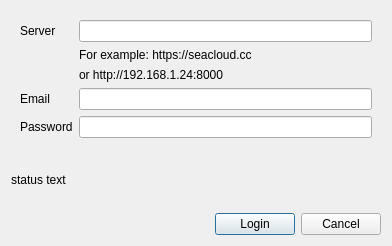
Old version of the form ui/login-dialog.ui in the repository haiwen/seafile-client.
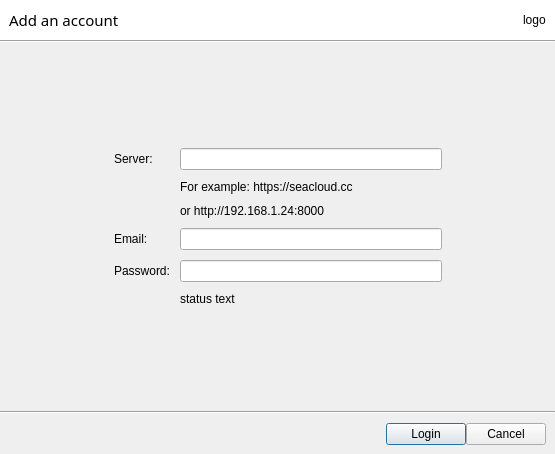
New version of the form.

Diff of the .ui file:
```diff
--- a/ui/login-dialog.ui
+++ b/ui/login-dialog.ui
@@ -6,37 +6,117 @@
    <rect>
     <x>0</x>
     <y>0</y>
-    <width>392</width>
-    <height>246</height>
+    <width>555</width>
+    <height>454</height>
    </rect>
   </property>
   <property name="windowTitle">
    <string>Dialog</string>
   </property>
+  <property name="styleSheet">
+   <string notr="true">QLineEdit {
+min-width: 260px;
+}</string>
+  </property>
   <layout class="QVBoxLayout" name="verticalLayout">
+   <property name="spacing">
+    <number>0</number>
+   </property>
+   <property name="margin">
+    <number>0</number>
+   </property>
    <item>
-    <widget class="QFrame" name="mFrame">
-     <property name="frameShape">
-      <enum>QFrame::NoFrame</enum>
+    <widget class="QWidget" name="widget" native="true">
+     <property name="styleSheet">
+      <string notr="true">background: white;</string>
      </property>
-     <property name="frameShadow">
-      <enum>QFrame::Plain</enum>
-     </property>
+     <layout class="QHBoxLayout" name="horizontalLayout_2">
+      <item>
+       <widget class="QLabel" name="mTitle">
+        <property name="font">
+         <font>
+          <family>Sans Serif</family>
+          <pointsize>11</pointsize>
+         </font>
+        </property>
+        <property name="styleSheet">
+         <string notr="true"/>
+        </property>
+        <property name="text">
+         <string>Add an account</string>
+        </property>
+       </widget>
+      </item>
+      <item>
+       <spacer name="horizontalSpacer_4">
+        <property name="orientation">
+         <enum>Qt::Horizontal</enum>
+        </property>
+        <property name="sizeHint" stdset="0">
+         <size>
+          <width>376</width>
+          <height>20</height>
+         </size>
+        </property>
+       </spacer>
+      </item>
+      <item>
+       <widget class="QLabel" name="mLogo">
+        <property name="text">
+         <string>logo</string>
+        </property>
+       </widget>
+      </item>
+     </layout>
+    </widget>
+   </item>
+   <item>
+    <widget class="Line" name="line">
+     <property name="orientation">
+      <enum>Qt::Horizontal</enum>
+     </property>
+    </widget>
+   </item>
+   <item>
+    <spacer name="verticalSpacer">
+     <property name="orientation">
+      <enum>Qt::Vertical</enum>
+     </property>
+     <property name="sizeHint" stdset="0">
+      <size>
+       <width>20</width>
+       <height>85</height>
+      </size>
+     </property>
+    </spacer>
+   </item>
+   <item>
+    <layout class="QHBoxLayout" name="horizontalLayout_3">
+     <item>
+      <spacer name="horizontalSpacer_2">
+       <property name="orientation">
+        <enum>Qt::Horizontal</enum>
+       </property>
+       <property name="sizeHint" stdset="0">
+        <size>
+         <width>40</width>
+         <height>20</height>
+        </size>
+       </property>
+      </spacer>
+     </item>
+     <item>
      <layout class="QFormLayout" name="formLayout">
+       <property name="horizontalSpacing">
+        <number>10</number>
+       </property>
+       <property name="verticalSpacing">
+        <number>10</number>
+       </property>
       <item row="0" column="0">
        <widget class="QLabel" name="serverUrl">
         <property name="text">
-         <string>Server</string>
-        </property>
-       </widget>
-      </item>
-      <item row="0" column="1">
-       <widget class="QLineEdit" name="mServerAddr">
-        <property name="sizePolicy">
-         <sizepolicy hsizetype="Expanding" vsizetype="Fixed">
-          <horstretch>0</horstretch>
-          <verstretch>0</verstretch>
-         </sizepolicy>
+          <string>Server:</string>
         </property>
        </widget>
       </item>
@@ -75,7 +155,7 @@
       <item row="3" column="0">
        <widget class="QLabel" name="label_2">
         <property name="text">
-         <string>Email</string>
+          <string>Email:</string>
         </property>
        </widget>
       </item>
@@ -85,7 +165,7 @@
       <item row="4" column="0">
        <widget class="QLabel" name="label_3">
         <property name="text">
-         <string>Password</string>
+          <string>Password:</string>
         </property>
        </widget>
       </item>
@@ -96,10 +176,17 @@
         </property>
        </widget>
       </item>
-     </layout>
-    </widget>
-   </item>
-   <item>
+       <item row="0" column="1">
+        <widget class="QLineEdit" name="mServerAddr">
+         <property name="sizePolicy">
+          <sizepolicy hsizetype="Minimum" vsizetype="Fixed">
+           <horstretch>0</horstretch>
+           <verstretch>0</verstretch>
+          </sizepolicy>
+         </property>
+        </widget>
+       </item>
+       <item row="5" column="1">
     <widget class="QLabel" name="mStatusText">
      <property name="enabled">
       <bool>true</bool>
@@ -109,8 +196,48 @@
      </property>
     </widget>
    </item>
+      </layout>
+     </item>
+     <item>
+      <spacer name="horizontalSpacer_3">
+       <property name="orientation">
+        <enum>Qt::Horizontal</enum>
+       </property>
+       <property name="sizeHint" stdset="0">
+        <size>
+         <width>40</width>
+         <height>20</height>
+        </size>
+       </property>
+      </spacer>
+     </item>
+    </layout>
+   </item>
+   <item>
+    <spacer name="verticalSpacer_2">
+     <property name="orientation">
+      <enum>Qt::Vertical</enum>
+     </property>
+     <property name="sizeHint" stdset="0">
+      <size>
+       <width>20</width>
+       <height>85</height>
+      </size>
+     </property>
+    </spacer>
+   </item>
+   <item>
+    <widget class="Line" name="line_2">
+     <property name="orientation">
+      <enum>Qt::Horizontal</enum>
+     </property>
+    </widget>
+   </item>
    <item>
     <layout class="QHBoxLayout" name="horizontalLayout">
+     <property name="margin">
+      <number>9</number>
+     </property>
      <item>
       <spacer name="horizontalSpacer">
        <property name="orientation">
```
Lines whose indentation alone changed are shown as unchanged.
